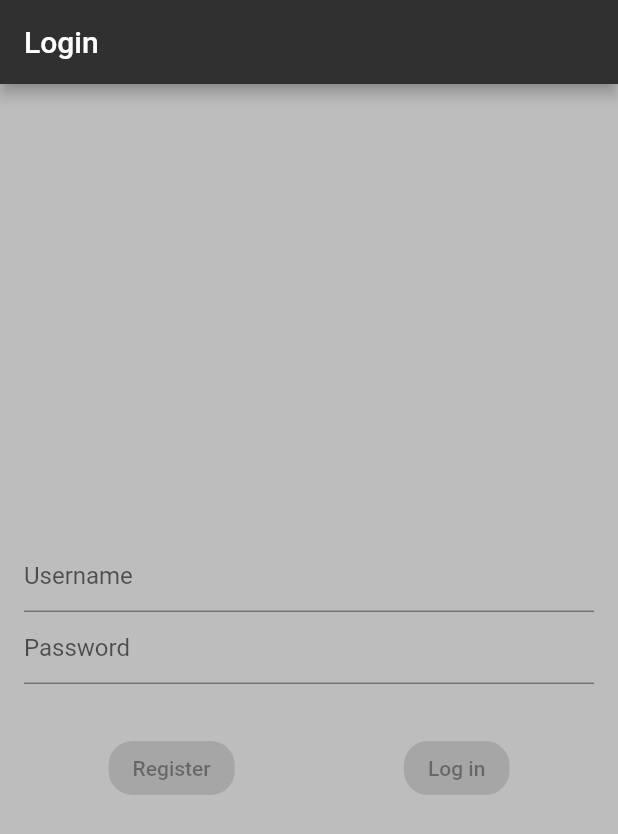
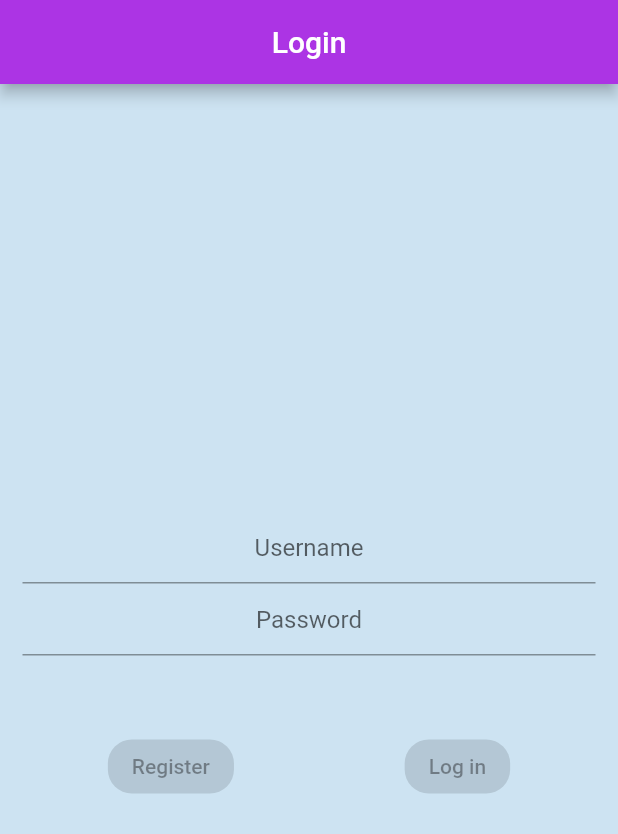
Before and after one commit to intelpadz10/11067_PADIGOS_KRYSTEL, a Flutter app: the screen it shows after launch, on a phone screen of 412 x 824 dp. Shown: the top 834 px of the screen. Run offline on Flutter 3.47's test engine with Material 2 defaults, Android fonts, the phone set to English and light mode, and no system bars; our stand-ins replace hive_flutter; missing offline and left inert: simple_moment; accounts and stored records are empty.

Commit message:
Todo_Week_Three
04/12/22 11:41pm

```diff
--- a/todo_app/lib/src/screens/login/auth_screen.dart
+++ b/todo_app/lib/src/screens/login/auth_screen.dart
@@ -40,15 +40,16 @@ class _AuthScreenState extends State<AuthScreen> {
   Widget build(BuildContext context) {
     return Scaffold(
       appBar: AppBar(
+        centerTitle: true,
         title: const Text('Login'),
-        backgroundColor: const Color(0xFF303030),
+        backgroundColor: Color.fromARGB(255, 172, 52, 228),
       ),
-      backgroundColor: Colors.grey[400],
+      backgroundColor: Color.fromARGB(255, 205, 227, 242),
       body: SafeArea(
         child: Center(
           child: SingleChildScrollView(
             child: Container(
-              padding: const EdgeInsets.all(16),
+              padding: const EdgeInsets.all(15),
               child: Form(
                 key: _formKey,
                 onChanged: () {
@@ -61,10 +62,11 @@ class _AuthScreenState extends State<AuthScreen> {
                   mainAxisSize: MainAxisSize.min,
                   children: [
                     Padding(
-                      padding: const EdgeInsets.all(16),
+                      padding: const EdgeInsets.all(15),
                       child: Text(prompts),
                     ),
                     TextFormField(
+                      textAlign: TextAlign.center,
                       decoration: const InputDecoration(hintText: 'Username'),
                       controller: _unCon,
                       validator: (value) {
@@ -75,6 +77,7 @@ class _AuthScreenState extends State<AuthScreen> {
                       },
                     ),
                     TextFormField(
+                      textAlign: TextAlign.center,
                       obscureText: true,
                       decoration: const InputDecoration(
                         hintText: 'Password',
@@ -89,7 +92,7 @@ class _AuthScreenState extends State<AuthScreen> {
                     ),
                     Flexible(
                       child: Padding(
-                        padding: const EdgeInsets.symmetric(vertical: 32),
+                        padding: const EdgeInsets.symmetric(vertical: 50),
                         child: Row(
                           mainAxisAlignment: MainAxisAlignment.spaceAround,
                           children: [
@@ -110,8 +113,8 @@ class _AuthScreenState extends State<AuthScreen> {
                                   ),
                                   primary: (_formKey.currentState?.validate() ??
                                           false)
-                                      ? const Color(0xFF303030)
-                                      : Colors.grey),
+                                      ? Color.fromARGB(255, 199, 147, 15)
+                                      : Color.fromARGB(255, 139, 136, 136)),
                               child: const Text('Register'),
                             ),
                             ElevatedButton(
@@ -134,8 +137,8 @@ class _AuthScreenState extends State<AuthScreen> {
                                   ),
                                   primary: (_formKey.currentState?.validate() ??
                                           false)
-                                      ? const Color(0xFF303030)
-                                      : Colors.grey),
+                                      ? Color.fromARGB(255, 199, 147, 15)
+                                      : Color.fromARGB(255, 139, 136, 136)),
                               child: const Text('Log in'),
                             ),
                           ],
--- a/todo_app/lib/src/screens/todos/todo_screen.dart
+++ b/todo_app/lib/src/screens/todos/todo_screen.dart
@@ -50,7 +50,7 @@ class _TodoScreenState extends State<TodoScreen> {
         child: Container(
         decoration: const BoxDecoration(
           image: DecorationImage(
-            image: AssetImage("assets/images/bg.jpg"),
+            image: AssetImage("assets/images/bg2.jpg"),
             fit: BoxFit.cover,
           ),
         ),
--- a/todo_app/pubspec.yaml
+++ b/todo_app/pubspec.yaml
@@ -33,3 +33,4 @@ flutter:
   assets:
     # Add assets from the images directory to the application.
     - assets/images/bg.jpg
+    - assets/images/bg2.jpg
```
Also changed, not shown: todo_app/assets/images/bg2.jpg (added).
